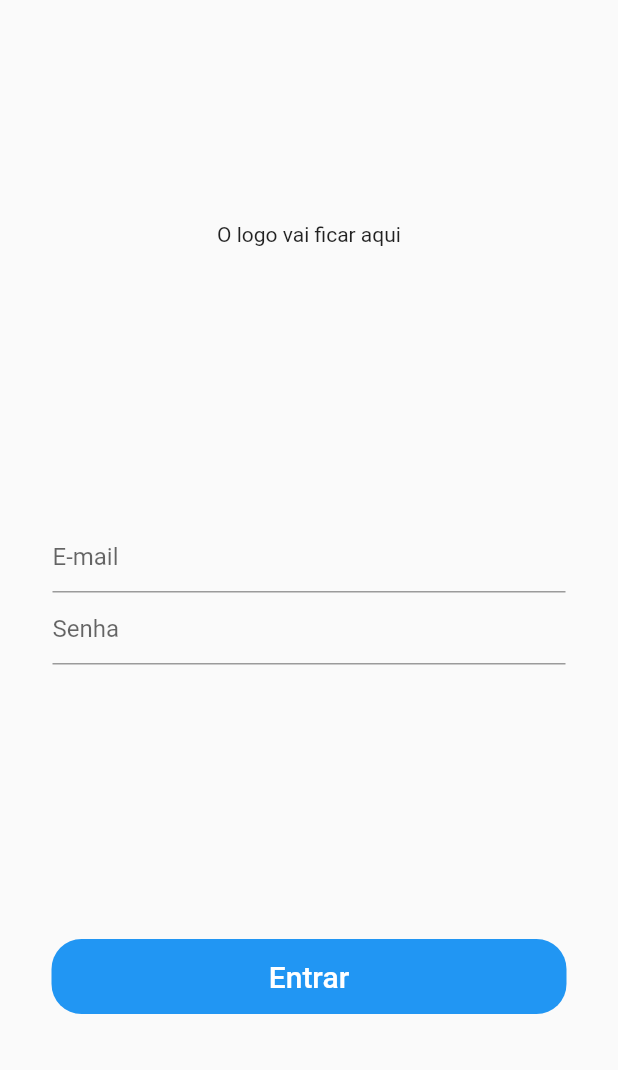
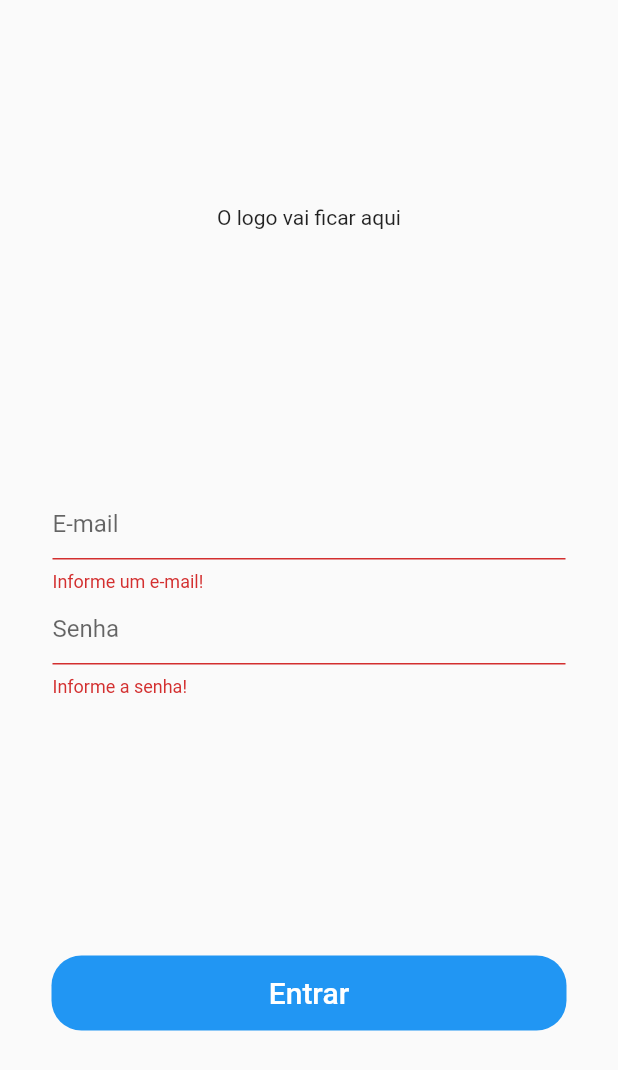
Before and after one commit to DanielSoter/ProjetoFlutter_cadastro_de_fundos_acoes, a Flutter app: the screen it shows after launch, after a tap on "Entrar", on a phone screen of 412 x 824 dp. Shown: the top 1070 px of the screen. Run offline on Flutter 3.47's test engine with Material 2 defaults, Android fonts, the light colour scheme and no system bars.

Commit message:
Versão 1.1

```diff
--- /dev/null
+++ b/lib/Funcoes/Login.funcoes.dart
@@ -0,0 +1,21 @@
+class LoginFuncao{
+  String validarEmail(String valor){
+    String p =
+        r'([a-z0-9] [- A-z0-9_ +.] [a-z0-9]) @ ([a-z0-9] [-. a-z0-9] [um-z0 -9] (com | net) |. (. [0-9] {1,3} {3} [0-9] {1,3}))';
+    RegExp regExp = new RegExp(p);
+    if(valor.isEmpty){
+      return "Informe um e-mail!";
+    }else if(regExp.hasMatch(valor)){
+      return null;
+    }else{
+      return "Informe um e-mail válido!";
+    }
+  }
+  String validarSenha(String valor){
+    if(valor.isEmpty){
+      return "Informe a senha!";
+    }else{
+      return null;
+    }
+  }
+}
--- a/lib/paginas/login.dart
+++ b/lib/paginas/login.dart
@@ -1,3 +1,4 @@
+import 'package:cadfin_projeto_flutter/Funcoes/Login.funcoes.dart';
 import 'package:flutter/material.dart';
 
 class LoginPage extends StatefulWidget {
@@ -32,12 +33,15 @@ class _LoginPageState extends State<LoginPage> {
                   children: [
                     TextFormField(
                       controller: _controllerEmail,
+                      validator:(valor)=> LoginFuncao().validarEmail(valor),
                       decoration: InputDecoration(
                         hintText: "E-mail",
                       ),
                     ),
                     TextFormField(
                       controller: _controllerSenha,
+                      validator: (valor)=> LoginFuncao().validarSenha(valor),
+                      obscureText: true,
                       decoration: InputDecoration(
                         hintText: "Senha",
                       ),
@@ -66,7 +70,10 @@ class _LoginPageState extends State<LoginPage> {
                   ),
               ),
                 onPressed: () {
-                  print("teste1");
+                  if(_formState.currentState.validate()){
+                    print(_controllerEmail.text.trim());
+                    print(_controllerSenha.text.trim());
+                  }
                 },
               ),
             ),
```
